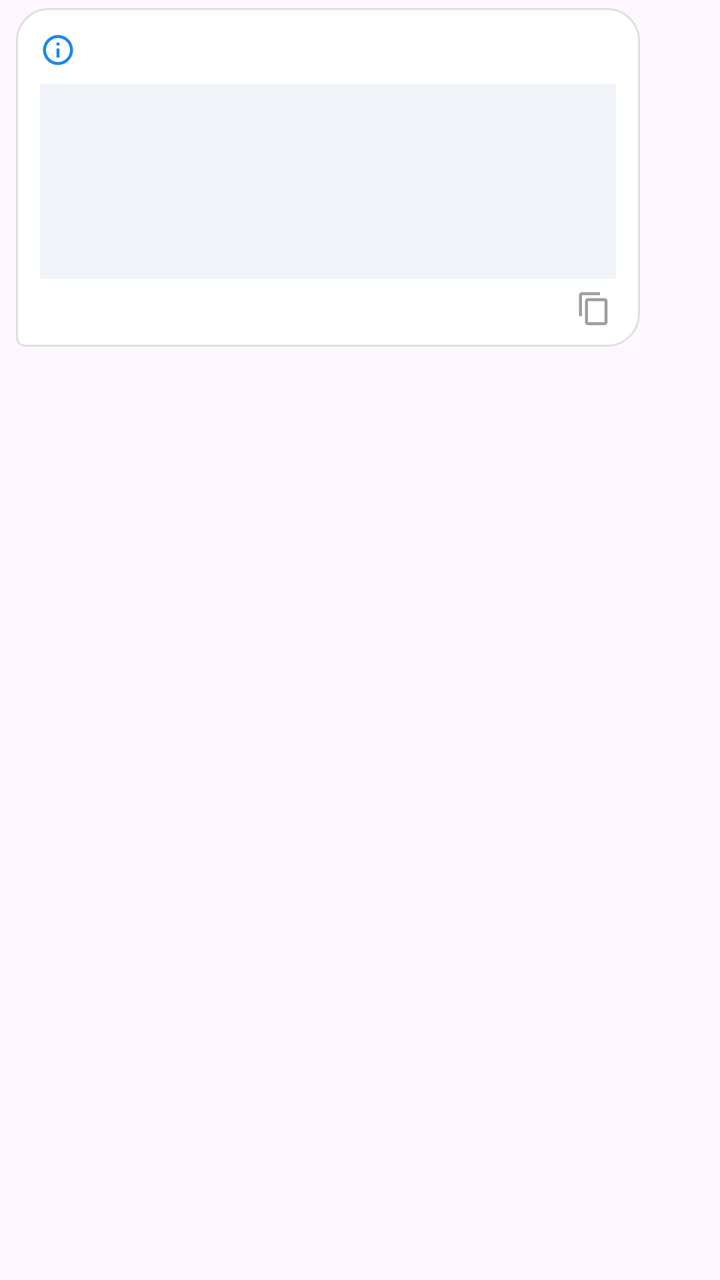
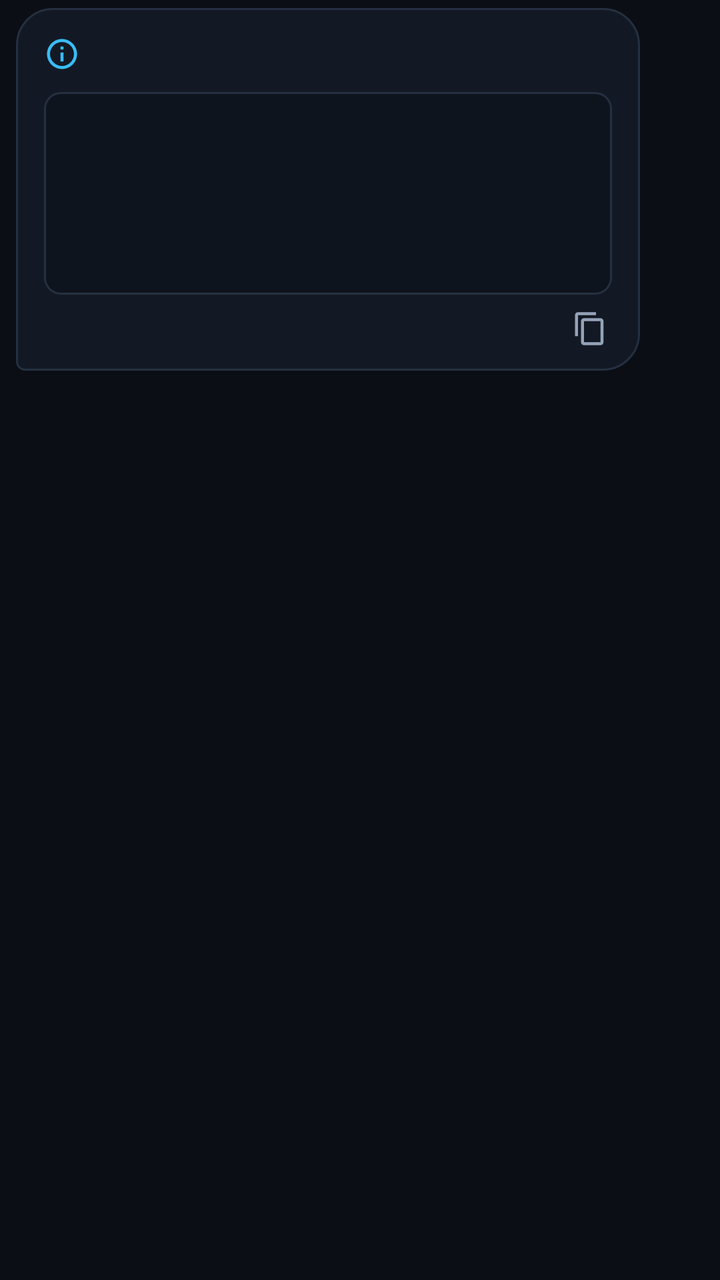

The first picture is an Android layout as it rendered before a commit; the second is the same layout after the commit. The layout source and the unified diff follow.
<!-- AndroidManifest.xml: application theme Theme.DynamicEdgeAI -->
<!-- res/layout/item_chat_ai.xml -->
<?xml version="1.0" encoding="utf-8"?>
<LinearLayout xmlns:android="http://schemas.android.com/apk/res/android"
    xmlns:app="http://schemas.android.com/apk/res-auto"
    android:layout_width="match_parent"
    android:layout_height="wrap_content"
    android:orientation="vertical"
    android:paddingStart="8dp"
    android:paddingEnd="40dp"
    android:paddingTop="4dp"
    android:paddingBottom="4dp">

    <LinearLayout
        android:id="@+id/aiBubbleContainer"
        android:layout_width="match_parent"
        android:layout_height="wrap_content"
        android:background="@drawable/bubble_ai"
        android:orientation="vertical"
        android:paddingStart="12dp"
        android:paddingEnd="12dp"
        android:paddingTop="10dp"
        android:paddingBottom="8dp">

        <LinearLayout
            android:layout_width="match_parent"
            android:layout_height="wrap_content"
            android:orientation="horizontal">

            <ImageView
                android:layout_width="18dp"
                android:layout_height="18dp"
                android:src="@drawable/ic_ai_small"
                android:layout_marginTop="2dp"
                android:layout_marginEnd="8dp" />

            <TextView
                android:id="@+id/messageText"
                android:layout_width="match_parent"
                android:layout_height="wrap_content"
                android:textColor="#222222"
                android:textSize="14sp"
                android:lineSpacingExtra="2dp"
                android:textIsSelectable="true" />
        </LinearLayout>

        
        <LinearLayout
            android:id="@+id/executionInfo"
            android:layout_width="match_parent"
            android:layout_height="wrap_content"
            android:layout_marginTop="8dp"
            android:background="#F0F4F8"
            android:orientation="vertical"
            android:padding="8dp">

            <TextView
                android:id="@+id/modeTitle"
                android:layout_width="wrap_content"
                android:layout_height="wrap_content"
                android:textStyle="bold"
                android:textSize="11sp"
                android:textColor="#37474F" />

            <TextView
                android:id="@+id/modelUsedText"
                android:layout_width="wrap_content"
                android:layout_height="wrap_content"
                android:layout_marginTop="2dp"
                android:textSize="11sp"
                android:textColor="#455A64" />

            <TextView
                android:id="@+id/reasonText"
                android:layout_width="wrap_content"
                android:layout_height="wrap_content"
                android:layout_marginTop="2dp"
                android:textSize="11sp"
                android:textColor="#607D8B" />

            <TextView
                android:id="@+id/latencyText"
                android:layout_width="wrap_content"
                android:layout_height="wrap_content"
                android:layout_marginTop="2dp"
                android:textSize="11sp"
                android:textColor="#455A64" />

            <TextView
                android:id="@+id/networkUsedText"
                android:layout_width="wrap_content"
                android:layout_height="wrap_content"
                android:layout_marginTop="2dp"
                android:textSize="11sp"
                android:textColor="#455A64" />
        </LinearLayout>

        
        <LinearLayout
            android:layout_width="match_parent"
            android:layout_height="wrap_content"
            android:orientation="horizontal"
            android:gravity="end|center_vertical"
            android:layout_marginTop="4dp">

            <ImageButton
                android:id="@+id/copyButton"
                android:layout_width="22dp"
                android:layout_height="22dp"
                android:src="@drawable/ic_copy"
                android:background="?attr/selectableItemBackgroundBorderless"
                android:padding="2dp"
                app:tint="#9E9E9E"
                android:scaleType="fitCenter"
                android:contentDescription="Copy" />
        </LinearLayout>
    </LinearLayout>
</LinearLayout>
<!-- resources referenced by this layout -->
<resources>
  <!-- drawable bubble_ai (drawable) -->
  <?xml version="1.0" encoding="utf-8"?>
  <shape xmlns:android="http://schemas.android.com/apk/res/android">
      <solid android:color="@color/white" />
      <stroke android:width="1dp" android:color="@color/bubble_border" />
      <corners
          android:topLeftRadius="16dp"
          android:topRightRadius="16dp"
          android:bottomLeftRadius="4dp"
          android:bottomRightRadius="16dp" />
  </shape>
  <!-- drawable ic_ai_small (drawable) -->
  <?xml version="1.0" encoding="utf-8"?>
  <vector xmlns:android="http://schemas.android.com/apk/res/android"
      android:width="24dp"
      android:height="24dp"
      android:viewportWidth="24"
      android:viewportHeight="24">
      <path
          android:fillColor="#1E88E5"
          android:pathData="M12,2C6.48,2 2,6.48 2,12s4.48,10 10,10 10,-4.48 10,-10S17.52,2 12,2zM12,20c-4.41,0 -8,-3.59 -8,-8s3.59,-8 8,-8 8,3.59 8,8 -3.59,8 -8,8zM11,7h2v2h-2zM11,11h2v6h-2z" />
  </vector>
  <!-- drawable ic_copy (drawable) -->
  <?xml version="1.0" encoding="utf-8"?>
  <vector xmlns:android="http://schemas.android.com/apk/res/android"
      android:width="24dp"
      android:height="24dp"
      android:viewportWidth="24"
      android:viewportHeight="24">
      <path
          android:fillColor="#666666"
          android:pathData="M16,1H4C2.9,1 2,1.9 2,3v14h2V3h12V1zm3,4H8C6.9,5 6,5.9 6,7v14c0,1.1 0.9,2 2,2h11c1.1,0 2,-0.9 2,-2V7c0,-1.1 -0.9,-2 -2,-2zm0,16H8V7h11v14z" />
  </vector>
  <style name="Theme.DynamicEdgeAI" parent="Theme.Material3.DayNight.NoActionBar">
          <item name="colorPrimary">@color/btn_blue</item>
          <item name="colorOnPrimary">@color/white</item>
          <item name="colorSecondary">@color/accent_blue</item>
          <item name="colorOnSecondary">@color/white</item>
          <item name="android:statusBarColor">@color/white</item>
          <item name="android:windowLightStatusBar">true</item>
  
          <item name="android:windowTranslucentStatus">false</item>
          <item name="android:windowTranslucentNavigation">false</item>
      </style>
  <color name="white">#FFFFFFFF</color>
  <color name="bubble_border">#E0E0E0</color>
  <color name="btn_blue">#3B78D8</color>
  <color name="accent_blue">#1E88E5</color>
</resources>

<!-- the commit's change to res/layout/item_chat_ai.xml (unified diff, before → after) -->
@@ -15,10 +15,10 @@
         android:layout_height="wrap_content"
         android:background="@drawable/bubble_ai"
         android:orientation="vertical"
-        android:paddingStart="12dp"
-        android:paddingEnd="12dp"
-        android:paddingTop="10dp"
-        android:paddingBottom="8dp">
+        android:paddingStart="14dp"
+        android:paddingEnd="14dp"
+        android:paddingTop="12dp"
+        android:paddingBottom="10dp">
 
         <LinearLayout
             android:layout_width="match_parent"
@@ -29,6 +29,7 @@
                 android:layout_width="18dp"
                 android:layout_height="18dp"
                 android:src="@drawable/ic_ai_small"
+                app:tint="#38BDF8"
                 android:layout_marginTop="2dp"
                 android:layout_marginEnd="8dp" />
 
@@ -36,7 +37,7 @@
                 android:id="@+id/messageText"
                 android:layout_width="match_parent"
                 android:layout_height="wrap_content"
-                android:textColor="#222222"
+                android:textColor="#F1F5F9"
                 android:textSize="14sp"
                 android:lineSpacingExtra="2dp"
                 android:textIsSelectable="true" />
@@ -47,10 +48,10 @@
             android:id="@+id/executionInfo"
             android:layout_width="match_parent"
             android:layout_height="wrap_content"
-            android:layout_marginTop="8dp"
-            android:background="#F0F4F8"
+            android:layout_marginTop="10dp"
+            android:background="@drawable/card_execution"
             android:orientation="vertical"
-            android:padding="8dp">
+            android:padding="10dp">
 
             <TextView
                 android:id="@+id/modeTitle"
@@ -58,7 +59,7 @@
                 android:layout_height="wrap_content"
                 android:textStyle="bold"
                 android:textSize="11sp"
-                android:textColor="#37474F" />
+                android:textColor="#38BDF8" />
 
             <TextView
                 android:id="@+id/modelUsedText"
@@ -66,7 +67,7 @@
                 android:layout_height="wrap_content"
                 android:layout_marginTop="2dp"
                 android:textSize="11sp"
-                android:textColor="#455A64" />
+                android:textColor="#CBD5E1" />
 
             <TextView
                 android:id="@+id/reasonText"
@@ -74,7 +75,7 @@
                 android:layout_height="wrap_content"
                 android:layout_marginTop="2dp"
                 android:textSize="11sp"
-                android:textColor="#607D8B" />
+                android:textColor="#94A3B8" />
 
             <TextView
                 android:id="@+id/latencyText"
@@ -82,7 +83,7 @@
                 android:layout_height="wrap_content"
                 android:layout_marginTop="2dp"
                 android:textSize="11sp"
-                android:textColor="#455A64" />
+                android:textColor="#CBD5E1" />
 
             <TextView
                 android:id="@+id/networkUsedText"
@@ -90,7 +91,7 @@
                 android:layout_height="wrap_content"
                 android:layout_marginTop="2dp"
                 android:textSize="11sp"
-                android:textColor="#455A64" />
+                android:textColor="#94A3B8" />
         </LinearLayout>
 
         
@@ -99,7 +100,7 @@
             android:layout_height="wrap_content"
             android:orientation="horizontal"
             android:gravity="end|center_vertical"
-            android:layout_marginTop="4dp">
+            android:layout_marginTop="6dp">
 
             <ImageButton
                 android:id="@+id/copyButton"
@@ -108,7 +109,7 @@
                 android:src="@drawable/ic_copy"
                 android:background="?attr/selectableItemBackgroundBorderless"
                 android:padding="2dp"
-                app:tint="#9E9E9E"
+                app:tint="#94A3B8"
                 android:scaleType="fitCenter"
                 android:contentDescription="Copy" />
         </LinearLayout>
<!-- resource entries referenced after the edit -->
@@ -3,13 +3,20 @@
   <!-- drawable bubble_ai (drawable) -->
   <?xml version="1.0" encoding="utf-8"?>
   <shape xmlns:android="http://schemas.android.com/apk/res/android">
-      <solid android:color="@color/white" />
+      <solid android:color="@color/ai_bubble" />
       <stroke android:width="1dp" android:color="@color/bubble_border" />
       <corners
-          android:topLeftRadius="16dp"
-          android:topRightRadius="16dp"
+          android:topLeftRadius="18dp"
+          android:topRightRadius="18dp"
           android:bottomLeftRadius="4dp"
-          android:bottomRightRadius="16dp" />
+          android:bottomRightRadius="18dp" />
+  </shape>
+  <!-- drawable card_execution (drawable) -->
+  <?xml version="1.0" encoding="utf-8"?>
+  <shape xmlns:android="http://schemas.android.com/apk/res/android">
+      <solid android:color="@color/execution_info_bg" />
+      <stroke android:width="1dp" android:color="@color/bubble_border" />
+      <corners android:radius="8dp" />
   </shape>
   <!-- drawable ic_ai_small (drawable) -->
   <?xml version="1.0" encoding="utf-8"?>
@@ -38,15 +45,21 @@
           <item name="colorOnPrimary">@color/white</item>
           <item name="colorSecondary">@color/accent_blue</item>
           <item name="colorOnSecondary">@color/white</item>
-          <item name="android:statusBarColor">@color/white</item>
-          <item name="android:windowLightStatusBar">true</item>
+          <item name="android:windowBackground">@color/dark_bg</item>
+          <item name="android:statusBarColor">@color/dark_bg</item>
+          <item name="android:navigationBarColor">@color/dark_bg</item>
+          <item name="android:windowLightStatusBar">false</item>
+          <item name="android:windowLightNavigationBar">false</item>
   
           <item name="android:windowTranslucentStatus">false</item>
           <item name="android:windowTranslucentNavigation">false</item>
       </style>
+  <color name="ai_bubble">#131924</color>
   <color name="white">#FFFFFFFF</color>
-  <color name="bubble_border">#E0E0E0</color>
-  <color name="btn_blue">#3B78D8</color>
-  <color name="accent_blue">#1E88E5</color>
+  <color name="bubble_border">#243041</color>
+  <color name="execution_info_bg">#0E141D</color>
+  <color name="btn_blue">#2563EB</color>
+  <color name="accent_blue">#38BDF8</color>
+  <color name="dark_bg">#0B0E14</color>
 </resources>
 
